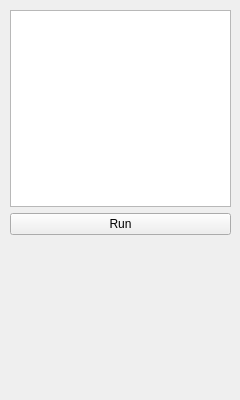
Above: laba1/mycontroller.ui from moskovets/comp_graphic before the change. Below: the same form after it.
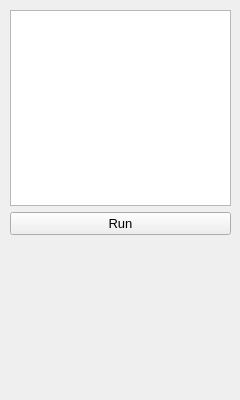
That is the form after the change.

Patch:
```diff
--- a/laba1/mycontroller.ui
+++ b/laba1/mycontroller.ui
@@ -36,7 +36,13 @@
    </property>
    <layout class="QVBoxLayout" name="verticalLayout_2">
     <item>
-     <widget class="QTextEdit" name="textEdit"/>
+     <widget class="QTextEdit" name="textEdit">
+      <property name="font">
+       <font>
+        <pointsize>11</pointsize>
+       </font>
+      </property>
+     </widget>
     </item>
     <item>
      <widget class="QPushButton" name="pushButton">
@@ -46,6 +52,11 @@
         <verstretch>0</verstretch>
        </sizepolicy>
       </property>
+      <property name="font">
+       <font>
+        <pointsize>10</pointsize>
+       </font>
+      </property>
       <property name="text">
        <string>Run</string>
       </property>
```
Left out of the diff: 2 changed lines with no effect on the pictures.
